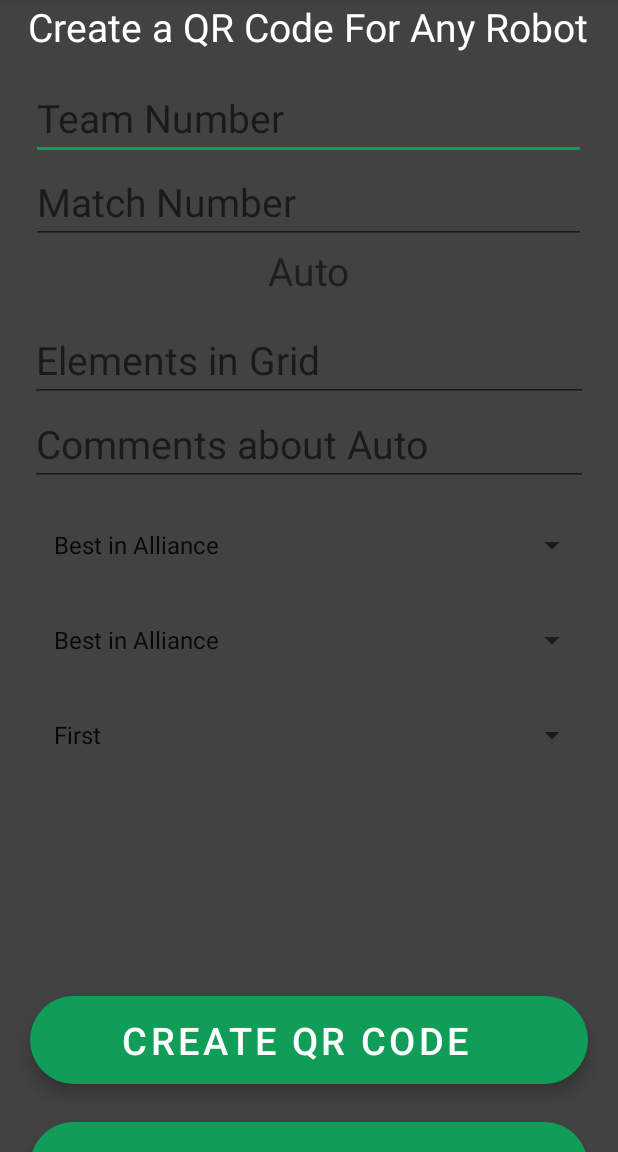
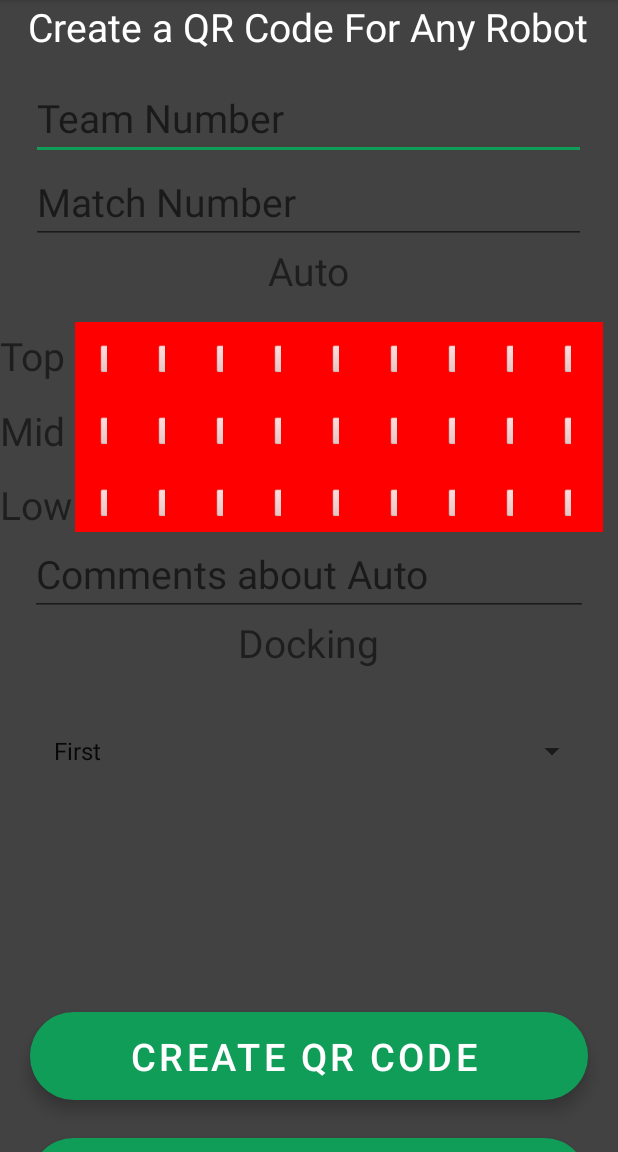
Before and after one commit to Eaglegrant/328_Scouting_App, an Android app: the screen it shows after launch (MainActivity), on a phone screen of 412 x 824 dp, the part 84-1236 px from its top. Run offline under Robolectric (Android 15) with nearby library versions, the phone set to English and light mode, and no system bars; libraries missing offline, so code that uses them is left out: androidmads.library.qrgenearator.

Commit message:
GridView+QR Saving

```diff
--- a/app/src/main/AndroidManifest.xml
+++ b/app/src/main/AndroidManifest.xml
@@ -1,6 +1,5 @@
 <?xml version="1.0" encoding="utf-8"?>
-<manifest xmlns:android="http://schemas.android.com/apk/res/android"
-    package="com.gtappdevelopers.firebasestorageimage">
+<manifest xmlns:android="http://schemas.android.com/apk/res/android">
 
     <uses-permission android:name="android.permission.WRITE_EXTERNAL_STORAGE" />
     <uses-permission android:name="android.permission.READ_EXTERNAL_STORAGE" />
--- a/app/src/main/java/com/gtappdevelopers/firebasestorageimage/MainActivity.java
+++ b/app/src/main/java/com/gtappdevelopers/firebasestorageimage/MainActivity.java
@@ -9,7 +9,10 @@ import android.content.ContentValues;
 import android.content.Intent;
 import android.content.pm.PackageManager;
 import android.graphics.Bitmap;
+import android.graphics.Color;
 import android.graphics.Point;
+import android.graphics.drawable.ColorDrawable;
+import android.graphics.drawable.Drawable;
 import android.net.Uri;
 import android.os.Build;
 import android.os.Bundle;
@@ -22,9 +25,12 @@ import android.view.View;
 import android.view.WindowManager;
 import android.widget.AdapterView;
 import android.widget.ArrayAdapter;
+import android.widget.BaseAdapter;
 import android.widget.Button;
 import android.widget.EditText;
+import android.widget.GridView;
 import android.widget.Spinner;
+import android.widget.TextView;
 import android.widget.Toast;
 
 import com.google.android.material.button.MaterialButton;
@@ -35,19 +41,26 @@ import java.io.FileNotFoundException;
 import java.io.FileOutputStream;
 import java.io.IOException;
 import java.io.OutputStream;
+import java.lang.reflect.Field;
+import java.util.ArrayList;
 
 import androidmads.library.qrgenearator.QRGContents;
 import androidmads.library.qrgenearator.QRGEncoder;
 
 public class MainActivity extends AppCompatActivity implements AdapterView.OnItemSelectedListener {
      EditText dataEdt1;
-     EditText dataEdt2;
     EditText intEdt1;
     EditText intEdt2;
     Button generateQrBtn;
     Bitmap bitmap;
     QRGEncoder qrgEncoder;
     String Hang = "Not On Bot";
+    GridView gridView;
+    ArrayList<Integer> gridQR = new ArrayList<Integer>();
+    static final String[] numbers = new String[] {
+            "⬜", "⬜", "⬜", "⬜", "⬜", "⬜", "⬜", "⬜", "⬜",
+            "⬜", "⬜", "⬜", "⬜", "⬜", "⬜", "⬜", "⬜", "⬜",
+            "⬜", "⬜", "⬜", "⬜", "⬜", "⬜", "⬜", "⬜", "⬜",};
     private boolean checkPermission(){
         int result = ContextCompat.checkSelfPermission(MainActivity.this, Manifest.permission.WRITE_EXTERNAL_STORAGE);
         if(result == PackageManager.PERMISSION_GRANTED) {
@@ -74,13 +87,15 @@ public class MainActivity extends AppCompatActivity implements AdapterView.OnIte
     }
     @Override
     protected void onCreate(Bundle savedInstanceState) {
+        for (int i = 0; i < 27; i++) {
+            gridQR.add(i,0);
+        }
         super.onCreate(savedInstanceState);
         setContentView(R.layout.activity_main);
         //initializing all variables.
-        dataEdt1 = findViewById(R.id.idEdt1);
         intEdt1 = findViewById(R.id.idInt1);
         intEdt2 = findViewById(R.id.idInt2);
-        dataEdt2 = findViewById(R.id.idEdt2);
+        dataEdt1 = findViewById(R.id.idEdt2);
         Spinner dockSpinner = (Spinner) findViewById(R.id.DockingSpinner);
         Spinner speedSpinner = (Spinner) findViewById(R.id.SpeedSpinner);
         Spinner defenseSpinner = (Spinner) findViewById(R.id.DefenseSpinner);
@@ -104,7 +119,7 @@ public class MainActivity extends AppCompatActivity implements AdapterView.OnIte
             @Override
             public void onClick(View v) {
 
-                if (TextUtils.isEmpty(dataEdt1.getText().toString()) || (TextUtils.isEmpty(dataEdt2.getText().toString())) ||
+                if ((TextUtils.isEmpty(dataEdt1.getText().toString())) ||
                         (TextUtils.isEmpty(intEdt1.getText().toString())) || (TextUtils.isEmpty(intEdt2.getText().toString()))){
                     //if the edittext inputs are empty then execute this method showing a toast message.
                     Toast.makeText(MainActivity.this, "Enter Values in Everything.", Toast.LENGTH_SHORT).show();
@@ -126,8 +141,8 @@ public class MainActivity extends AppCompatActivity implements AdapterView.OnIte
                         //setting this dimensions inside our qr code encoder to generate our qr code.
 
                         String allDataWithLine = intEdt1.getText().toString() + System.lineSeparator() + intEdt2.getText().toString()
-                                + System.lineSeparator() + dataEdt1.getText().toString() + System.lineSeparator() +
-                                dataEdt2.getText().toString() + System.lineSeparator() + Hang;
+                                + System.lineSeparator() +
+                                dataEdt1.getText().toString() + System.lineSeparator()+ gridQR.toString() + System.lineSeparator() + Hang;
                         qrgEncoder = new QRGEncoder(allDataWithLine, null, QRGContents.Type.TEXT, dimen);
                         try {
                             //getting our qrcode in the form of bitmap.
@@ -162,8 +177,49 @@ public class MainActivity extends AppCompatActivity implements AdapterView.OnIte
                 }
             }
     });
+        gridView = (GridView) findViewById(R.id.gridView1);
+
+        ArrayAdapter<String> adapter = new ArrayAdapter<String>(this,
+                android.R.layout.simple_list_item_1, numbers);
+        gridView.setHorizontalSpacing(2);
+        gridView.setAdapter(adapter);
+        gridView.setOnItemClickListener(new AdapterView.OnItemClickListener() {
+            public void onItemClick(AdapterView<?> parent, View v, int position, long id) {
+                if (getBackgroundColor(v) == Color.parseColor("#FFFFFF")){
+                    v.setBackgroundColor(Color.parseColor("#FF0000"));
+                    gridQR.set(position, 0);
+
+                }else{
+                    v.setBackgroundColor(Color.parseColor("#FFFFFF"));
+                    gridQR.set(position, 1);
+
+                }
+            }
+
+        });
     }
-
+    public static int getBackgroundColor(View view) {
+        Drawable drawable = view.getBackground();
+        if (drawable instanceof ColorDrawable) {
+            ColorDrawable colorDrawable = (ColorDrawable) drawable;
+            if (Build.VERSION.SDK_INT >= 11) {
+                return colorDrawable.getColor();
+            }
+            try {
+                Field field = colorDrawable.getClass().getDeclaredField("mState");
+                field.setAccessible(true);
+                Object object = field.get(colorDrawable);
+                field = object.getClass().getDeclaredField("mUseColor");
+                field.setAccessible(true);
+                return field.getInt(object);
+            } catch (NoSuchFieldException e) {
+                e.printStackTrace();
+            } catch (IllegalAccessException e) {
+                e.printStackTrace();
+            }
+        }
+        return 0;
+    }
     private boolean saveImage(Bitmap bitmap) throws IOException {
         boolean saved;
         OutputStream fos=null;
--- a/app/src/main/res/layout/activity_main.xml
+++ b/app/src/main/res/layout/activity_main.xml
@@ -60,18 +60,50 @@
         android:layout_marginBottom="15dp"
         android:text="Auto"
         android:textSize="26dp" />
-    <EditText
-        android:id="@+id/idEdt1"
-        android:layout_width="match_parent"
+    <TextView
+        android:id="@+id/gridHeader3"
+        android:layout_width="wrap_content"
         android:layout_height="wrap_content"
-        android:layout_marginStart="20dp"
-        android:layout_marginEnd="20dp"
-        android:layout_marginTop="-1dp"
-        android:autofillHints=""
-        android:hint="Elements in Grid"
-        android:inputType="text"
+        android:layout_gravity="left|center_vertical"
+        android:layout_marginTop="105dp"
+        android:layout_marginBottom="-120dp"
+        android:text="Low"
+        android:textSize="26dp"
+        />
+    <TextView
+        android:id="@+id/gridHeader2"
+        android:layout_width="wrap_content"
+        android:layout_height="wrap_content"
+        android:layout_gravity="left|center_vertical"
+        android:layout_marginTop="35dp"
+        android:layout_marginBottom="-85dp"
+        android:text="Mid"
+        android:textSize="26dp"
+        />
+    <TextView
+        android:id="@+id/gridHeader1"
+        android:layout_width="wrap_content"
+        android:layout_height="wrap_content"
+        android:layout_marginBottom="-40dp"
+        android:layout_gravity="left|center_vertical"
+        android:text="Top"
         android:textSize="26dp" />
 
+    <GridView
+        android:id="@+id/gridView1"
+        android:layout_width="fill_parent"
+        android:layout_height="140dp"
+        android:columnWidth="15dp"
+        android:gravity="center"
+        android:layout_marginStart="40dp"
+        android:layout_marginEnd="20dp"
+        android:numColumns="9"
+        android:textAlignment="center"
+        android:scrollbars="none"
+        android:background="@color/red"
+        >
+
+    </GridView>
     <EditText
         android:id="@+id/idEdt2"
         android:layout_width="match_parent"
@@ -89,6 +121,7 @@
         android:layout_marginStart="20dp"
         android:layout_marginEnd="20dp"
         android:textSize="29dp"
+        android:visibility="gone"
         android:layout_marginTop="15dp"/>
     <Spinner
         android:id="@+id/DefenseSpinner"
@@ -97,8 +130,15 @@
         android:layout_marginStart="20dp"
         android:layout_marginEnd="20dp"
         android:textSize="29dp"
+        android:visibility="gone"
         android:layout_marginTop="15dp"/>
-
+    <TextView
+        android:id="@+id/header2"
+        android:layout_width="wrap_content"
+        android:layout_height="wrap_content"
+        android:layout_marginBottom="15dp"
+        android:text="Docking"
+        android:textSize="26dp" />
     <Spinner
         android:id="@+id/DockingSpinner"
         android:layout_width="match_parent"
@@ -112,13 +152,14 @@
         android:id="@+id/fabGenerate"
         android:layout_width="match_parent"
         android:layout_height="wrap_content"
-        android:layout_gravity="end"
+        android:layout_gravity="center_horizontal"
         android:layout_marginStart="20dp"
         android:layout_marginTop="150dp"
         android:layout_marginEnd="20dp"
         android:layout_marginBottom="25dp"
-        android:text="      Create QR Code"
+        android:text="Create QR Code"
         android:textSize="25dp"
+        android:textAlignment="center"
         android:textColor="@color/white"
         app:layout_constraintBottom_toBottomOf="parent"
         app:layout_constraintEnd_toEndOf="parent" />
@@ -126,12 +167,13 @@
         android:id="@+id/fabFolder"
         android:layout_width="match_parent"
         android:layout_height="wrap_content"
-        android:layout_gravity="end"
+        android:layout_gravity="center_horizontal"
         android:layout_marginStart="20dp"
         android:layout_marginTop="0dp"
         android:layout_marginEnd="20dp"
-        android:text=" Open QR Code Folder"
+        android:text="Open QR Code"
         android:textSize="25dp"
+        android:textAlignment="center"
         android:textColor="@color/white"
         app:layout_constraintBottom_toBottomOf="parent"
         app:layout_constraintEnd_toEndOf="parent" />
--- a/app/src/main/res/values/colors.xml
+++ b/app/src/main/res/values/colors.xml
@@ -7,4 +7,5 @@
     <color name="teal_700">#FF018786</color>
     <color name="black">#FF000000</color>
     <color name="white">#FFFFFFFF</color>
+    <color name="red">#FF0000</color>
 </resources>
--- a/app/src/main/res/values/strings.xml
+++ b/app/src/main/res/values/strings.xml
@@ -24,4 +24,6 @@
     <string name="invalid_username">Not a valid username</string>
     <string name="invalid_password">Password must be >5 characters</string>
     <string name="login_failed">"Login failed"</string>
+    <!-- TODO: Remove or change this placeholder text -->
+    <string name="hello_blank_fragment">Hello blank fragment</string>
 </resources>
--- a/build.gradle
+++ b/build.gradle
@@ -5,7 +5,7 @@ buildscript {
         jcenter()
     }
     dependencies {
-        classpath "com.android.tools.build:gradle:4.1.1"
+        classpath 'com.android.tools.build:gradle:7.3.1'
 
         // NOTE: Do not place your application dependencies here; they belong
         // in the individual module build.gradle files
```
Also changed, not shown: app/build.gradle (+11 -10 lines), app/src/main/java/com/gtappdevelopers/firebasestorageimage/FileListActivity.java (+1 -7 lines), gradle/wrapper/gradle-wrapper.properties.
